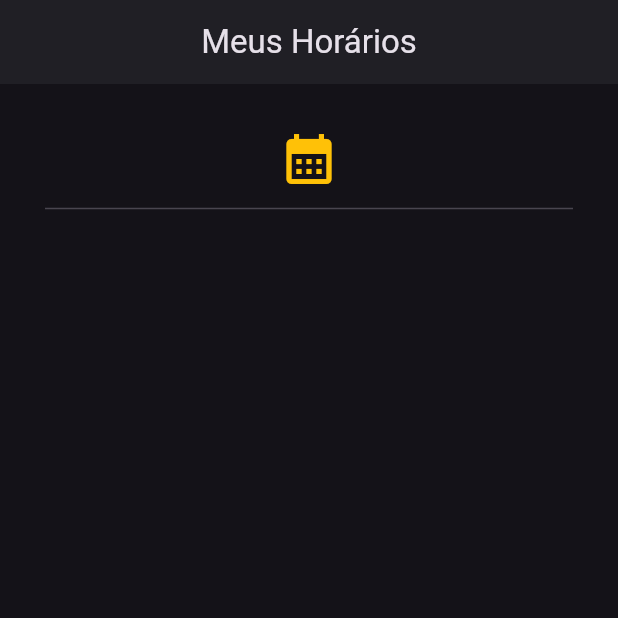
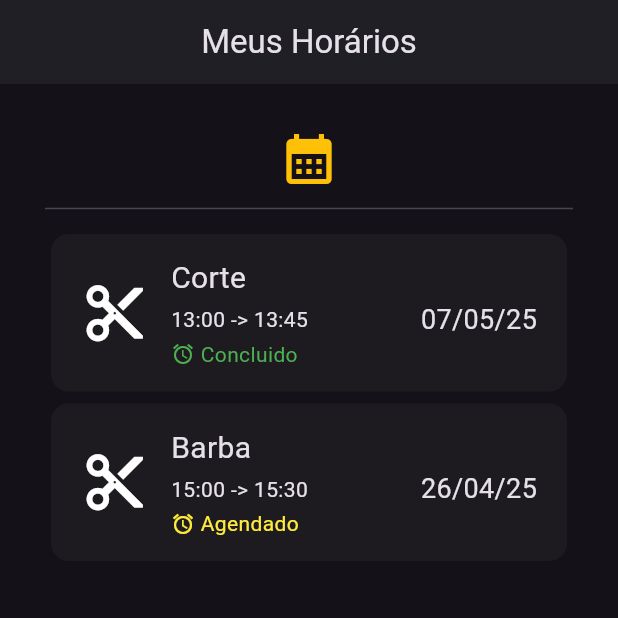
Before and after one commit to PedroMachado042/barber_app, a Flutter app: the AppointmentsPage screen opened directly, on a phone screen of 412 x 824 dp, the top half of it. Run offline on Flutter 3.47's test engine with Material 3 defaults, Android fonts, the phone set to English and light mode, and no system bars; our stand-ins replace cloud_firestore, firebase_core, hive_flutter; accounts and stored records are empty.

Commit message:
Meus Horários

```diff
--- a/lib/data/dummy_data.dart
+++ b/lib/data/dummy_data.dart
@@ -10,6 +10,10 @@ class DummyData {
     [Icons.content_cut_sharp, 'Corte Navalhado', '30,00', '45:00'],
     [Icons.content_cut_sharp, 'Desenho', '3,00', '10:00'],
   ];
+  static List a = [
+    [Icons.content_cut_sharp, 'Corte', '13:00 -> 13:45', '07/05/25', false],
+    [Icons.content_cut_sharp, 'Barba', '15:00 -> 15:30', '26/04/25', true],
+  ];
 }
 
 void loadServices() {
--- a/lib/view/pages/appointments_page.dart
+++ b/lib/view/pages/appointments_page.dart
@@ -1,3 +1,4 @@
+import 'package:barber_app/view/widgets/appointment_tile_widget.dart';
 import 'package:flutter/cupertino.dart';
 import 'package:flutter/material.dart';
 
@@ -19,7 +20,7 @@ class AppointmentsPage extends StatelessWidget {
           children: [
             Icon(Icons.calendar_month, color: Colors.amber,size: 40,),
             Divider(),
-
+            Column(children: List.generate(2, (index) => AppointmentTile(id:index),))
           ],
         ),
       ),
--- a/lib/view/pages/menu_page.dart
+++ b/lib/view/pages/menu_page.dart
@@ -70,8 +70,8 @@ class MenuPage extends StatelessWidget {
                       id: 2,
                     ),
                     MenuButton(
-                      text: 'Profissionais',
-                      icon: Icons.people_rounded,
+                      text: 'Sobre Nós',
+                      icon: Icons.location_on_sharp,
                       id: 3,
                     ),
                   ],
--- /dev/null
+++ b/lib/view/widgets/appointment_tile_widget.dart
@@ -0,0 +1,95 @@
+import 'package:barber_app/data/dummy_data.dart';
+import 'package:flutter/material.dart';
+
+class AppointmentTile extends StatelessWidget {
+  const AppointmentTile({super.key, required this.id});
+  final int id;
+  @override
+  Widget build(BuildContext context) {
+    return Container(
+      width: double.infinity,
+      padding: EdgeInsets.only(bottom: 0),
+      child: Card(
+        //color: const Color.fromARGB(255, 71, 49, 1),
+        elevation: 0,
+        child: InkWell(
+          borderRadius: BorderRadius.circular(10),
+          onTap: () {},
+          child: Padding(
+            padding: EdgeInsets.symmetric(
+              horizontal: 20,
+              vertical: 15,
+            ),
+            child: Row(
+              mainAxisAlignment: MainAxisAlignment.start,
+              children: [
+                Icon(DummyData.a[id][0], size: 45),
+                SizedBox(width: 15),
+                Expanded(
+                  child: Column(
+                    children: [
+                      Row(
+                        mainAxisAlignment:
+                            MainAxisAlignment.spaceBetween,
+                        children: [
+                          Text(
+                            DummyData.a[id][1],
+                            style: TextStyle(fontSize: 20),
+                          ),
+                        ],
+                      ),
+                      Row(
+                        mainAxisAlignment:
+                            MainAxisAlignment.spaceBetween,
+                        children: [
+                          Text(
+                            DummyData.a[id][2],
+                            style: TextStyle(fontSize: 14),
+                          ),
+                          Text(
+                            DummyData.a[id][3],
+                            style: TextStyle(fontSize: 18),
+                          ),
+                        ],
+                      ),
+                      Row(
+                        children:
+                            DummyData.a[id][4]
+                                ? [
+                                  Icon(
+                                    Icons.alarm,
+                                    size: 16,
+                                    color: Colors.yellow,
+                                  ),
+                                  Text(
+                                    ' Agendado',
+                                    style: TextStyle(
+                                      color: Colors.yellow,
+                                    ),
+                                  ),
+                                ]
+                                : [
+                                  Icon(
+                                    Icons.alarm,
+                                    size: 16,
+                                    color: Colors.green,
+                                  ),
+                                  Text(
+                                    ' Concluido',
+                                    style: TextStyle(
+                                      color: Colors.green,
+                                    ),
+                                  ),
+                                ],
+                      ),
+                    ],
+                  ),
+                ),
+              ],
+            ),
+          ),
+        ),
+      ),
+    );
+  }
+}
--- a/lib/view/widgets/menu_button.dart
+++ b/lib/view/widgets/menu_button.dart
@@ -1,9 +1,10 @@
 import 'package:barber_app/view/pages/appointments_page.dart';
 import 'package:barber_app/view/pages/booking_page.dart';
+import 'package:barber_app/view/pages/localization_page.dart';
 import 'package:barber_app/view/pages/services_page.dart';
 import 'package:flutter/material.dart';
 
-List<Widget> pages = [BookingPage(), AppointmentsPage(), ServicesPage(), ServicesPage()];
+List<Widget> pages = [BookingPage(), AppointmentsPage(), ServicesPage(), LocalizationPage()];
 
 class MenuButton extends StatelessWidget {
   const MenuButton({
--- a/lib/view/widgets/service_dropdownitem.dart
+++ b/lib/view/widgets/service_dropdownitem.dart
@@ -37,7 +37,7 @@ class ServiceDropdownitem extends StatelessWidget {
                     ),
                   ),
                   SizedBox(width: 40),
-                  Icon(Icons.timer, size: 18),
+                  Icon(Icons.access_time, size: 18),
                   SizedBox(width: 5,),
                   Text(
                     time,
--- a/lib/view/widgets/services_tile_widget.dart
+++ b/lib/view/widgets/services_tile_widget.dart
@@ -45,7 +45,7 @@ class ServicesTile extends StatelessWidget {
                       SizedBox(height: 5),
                       Row(
                         children: [
-                          Icon(Icons.timer, size: 16),
+                          Icon(Icons.access_time, size: 16),
                           Text(
                             ' ${DummyData.s[id][3]}',
                             style: TextStyle(fontSize: 12),
```
Also changed, not shown: lib/view/pages/localization_page.dart (added, +93 -0 lines), assets/images/front.png (added).
